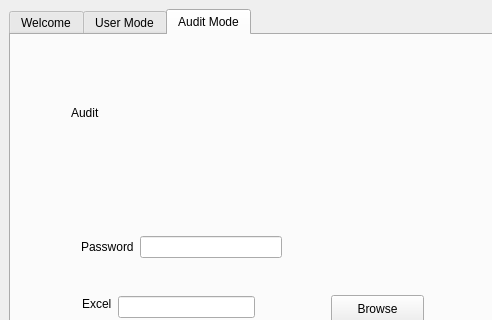
Before: the Qt Designer form front.ui in ENGaliyasser/J.A.K.Y.A., drawn with Qt 5; both pictures show x 0 to 492 and y 0 to 320 of the 800 by 600 pixel window.
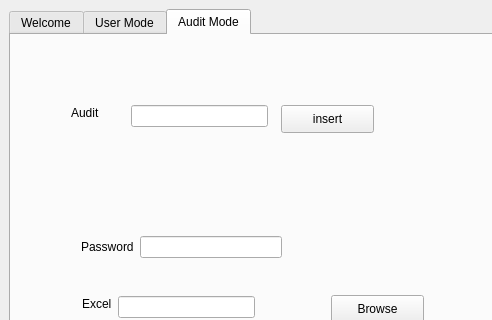
After: the same form once the commit is applied. The open tabs and pages were chosen to show the change. Icons and pictures are not drawn.

The edit to the form file:
```diff
--- a/front.ui
+++ b/front.ui
@@ -128,7 +128,7 @@
          <string>Back</string>
         </property>
        </widget>
-       <widget class="QWidget" name="">
+       <widget class="QWidget" name="layoutWidget">
         <property name="geometry">
          <rect>
           <x>70</x>
@@ -176,6 +176,32 @@
          <bool>true</bool>
         </property>
        </widget>
+       <widget class="QLineEdit" name="lineEdit_audit">
+        <property name="geometry">
+         <rect>
+          <x>120</x>
+          <y>70</y>
+          <width>137</width>
+          <height>22</height>
+         </rect>
+        </property>
+        <property name="readOnly">
+         <bool>true</bool>
+        </property>
+       </widget>
+       <widget class="QPushButton" name="insert_btn_audit">
+        <property name="geometry">
+         <rect>
+          <x>270</x>
+          <y>70</y>
+          <width>93</width>
+          <height>28</height>
+         </rect>
+        </property>
+        <property name="text">
+         <string>insert</string>
+        </property>
+       </widget>
       </widget>
      </widget>
     </item>
```
Left out of the diff: 22 changed lines with no effect on the pictures.
